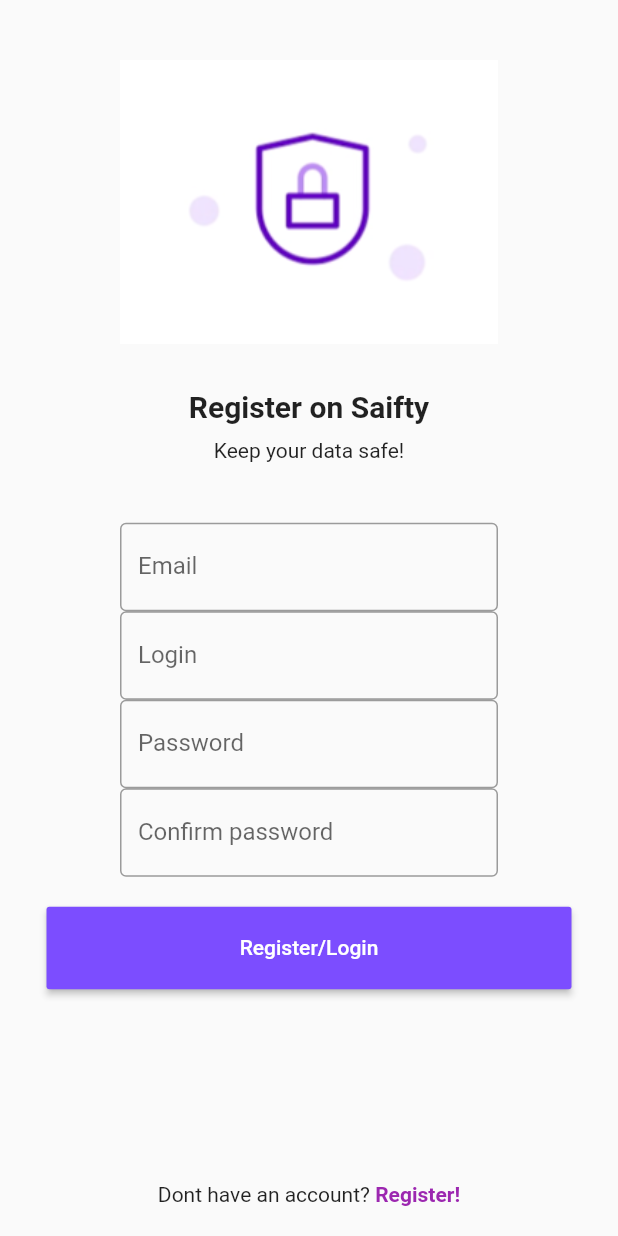
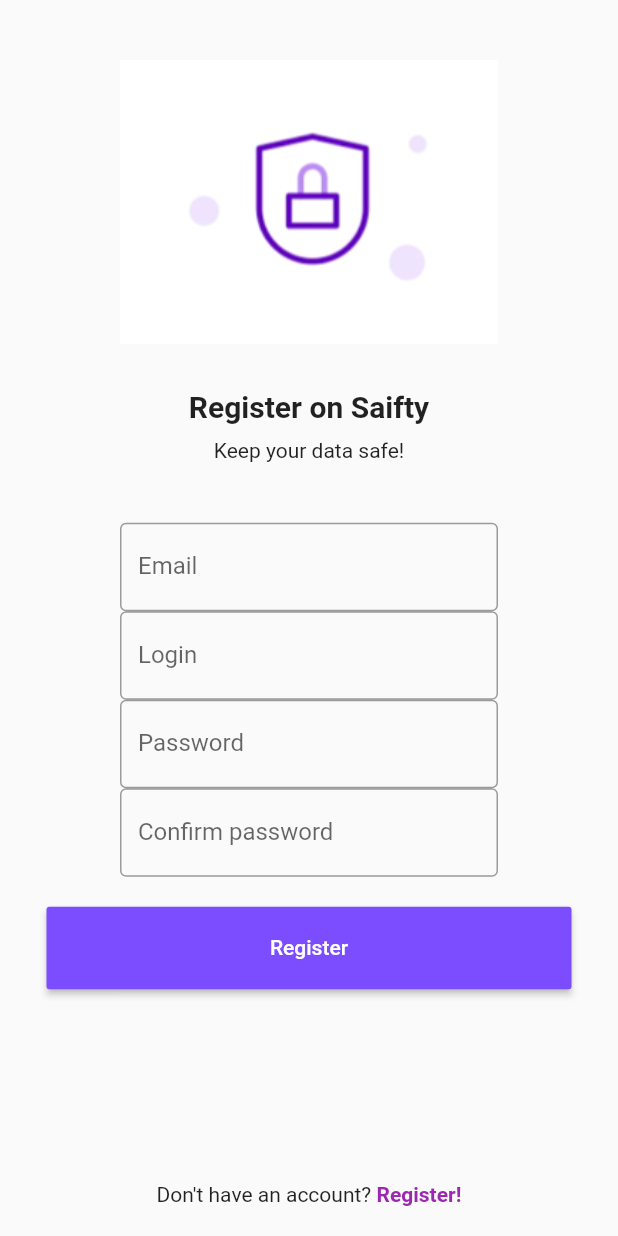
Before and after one commit to KampanieOnline/testproject, a Flutter app: the screen it shows after launch, on a phone screen of 412 x 824 dp. Run offline on Flutter 3.47's test engine with Material 2 defaults, Android fonts, the phone set to English and light mode, and no system bars.

Commit message:
new page: register.dart 4.0

```diff
--- a/lib/action_text.dart
+++ b/lib/action_text.dart
@@ -19,7 +19,7 @@ class ActionText extends StatelessWidget {
       children: [
         Text(normalText),
         InkWell(
-          onTap: () {},
+          onTap: onTextTap,
           child: Text(
             ' $boldText',
             style: TextStyle(
--- a/lib/login.dart
+++ b/lib/login.dart
@@ -2,6 +2,7 @@ import 'package:flutter/material.dart';
 import 'package:testproject/action_text.dart';
 import 'package:testproject/register.dart';
 import 'package:url_launcher/url_launcher.dart';
+import 'action_text.dart';
 
 class Login extends StatelessWidget {
   const Login({Key? key, required Color backgroundColor}) : super(key: key);
@@ -56,7 +57,14 @@ class Login extends StatelessWidget {
             minWidth: 350.0,
             color: Colors.deepPurpleAccent,
             textColor: Colors.white,
-            onPressed: () {},
+            onPressed: () {Navigator.push(
+              context,
+              MaterialPageRoute(
+                builder: (context) => const Register(
+                  backgroundColor: Colors.white,
+                ),
+              ),
+            );},
             child: Text('Login'),
           ),
           SizedBox(height: 5),
@@ -65,12 +73,19 @@ class Login extends StatelessWidget {
           ),
           Spacer(),
           ActionText(
-            normalText: 'Dont have an account?',
+            normalText: 'Don\'t have an account?',
             boldText: 'Register!',
-            onTextTap: () => Navigator.push(
-              context,
-              MaterialPageRoute(builder: (context) => Register(backgroundColor: Colors.white)),
-            )),
+            onTextTap: () {
+              Navigator.push(
+                context,
+                MaterialPageRoute(
+                  builder: (context) => const Register(
+                    backgroundColor: Colors.deepPurpleAccent,
+                  ),
+                ),
+              );
+            },
+          ),
           SizedBox(height: 20),
         ],
       ),
--- a/lib/register.dart
+++ b/lib/register.dart
@@ -3,9 +3,14 @@ import 'package:testproject/login.dart';
 import 'package:url_launcher/url_launcher.dart';
 import 'action_text.dart';
 
-class Register extends StatelessWidget {
+class Register extends StatefulWidget {
   const Register({Key? key, required Color backgroundColor}) : super(key: key);
 
+  @override
+  State<Register> createState() => _RegisterState();
+}
+
+class _RegisterState extends State<Register> {
   @override
   Widget build(BuildContext context) {
     return Scaffold(
@@ -26,42 +31,7 @@ class Register extends StatelessWidget {
           child: Text('Keep your data safe!'),
         ),
         SizedBox(height: 40),
-      Padding(
-        padding: const EdgeInsets.symmetric(horizontal: 80.0),
-        child: TextFormField(
-          decoration: InputDecoration(
-              border: OutlineInputBorder(),
-              labelText: 'Email',
-              hintText: 'Email'),
-        ),
-      ),
-      Padding(
-        padding: const EdgeInsets.symmetric(horizontal: 80.0),
-        child: TextFormField(
-          decoration: InputDecoration(
-              border: OutlineInputBorder(),
-              labelText: 'Login',
-              hintText: 'Login'),
-        ),
-      ),
-      Padding(
-        padding: const EdgeInsets.symmetric(horizontal: 80.0),
-        child: TextFormField(
-          decoration: InputDecoration(
-              border: OutlineInputBorder(),
-              labelText: 'Password',
-              hintText: 'Password'),
-        ),
-      ),
-      Padding(
-        padding: const EdgeInsets.symmetric(horizontal: 80.0),
-        child: TextFormField(
-          decoration: InputDecoration(
-              border: OutlineInputBorder(),
-              labelText: 'Confirm password',
-              hintText: 'Confirm password'),
-        ),
-      ),
+        buildFields(),
         SizedBox(height: 20),
         MaterialButton(
           height: 55.0,
@@ -72,21 +42,68 @@ class Register extends StatelessWidget {
             Navigator.push(
               context,
               MaterialPageRoute(
-                builder: (context) => Login(
+                builder: (context) => const Login(
                   backgroundColor: Colors.white,
-                    )),
+                ),
+              ),
             );
           },
-        child: Text('Register/Login', style: TextStyle(color: Colors.white)),
+          child: Text(
+            'Register',
+            style: TextStyle(color: Colors.white),
+          ),
         ),
         Spacer(),
         ActionText(
-        normalText: 'Dont have an account?',
+          normalText: 'Don\'t have an account?',
           boldText: 'Register!',
           onTextTap: () => Navigator.pop(context),
         ),
         SizedBox(height: 20),
-    ]));
+      ]),
+    );
+  }
+@override
+  void initState() {
+    // TODO: implement initState
+    super.initState();
+    textEditingController.text;
+  }
+final textEditingController = TextEditingController();
+
+  Padding buildFields() {
+    return Padding(
+        padding: const EdgeInsets.symmetric(horizontal: 80.0),
+        child: Column(
+          children: [
+            TextFormField(
+              controller: textEditingController,
+              decoration: InputDecoration(
+                  border: OutlineInputBorder(),
+                  labelText: 'Email',
+                  hintText: 'Email'),
+            ),
+            TextFormField(
+              decoration: InputDecoration(
+                  border: OutlineInputBorder(),
+                  labelText: 'Login',
+                  hintText: 'Login'),
+            ),
+            TextFormField(
+              decoration: InputDecoration(
+                  border: OutlineInputBorder(),
+                  labelText: 'Password',
+                  hintText: 'Password'),
+            ),
+            TextFormField(
+              decoration: InputDecoration(
+                  border: OutlineInputBorder(),
+                  labelText: 'Confirm password',
+                  hintText: 'Confirm password'),
+            ),
+          ],
+        ),
+      );
   }
 
   Future lunchLogin() async {
```
Lines whose indentation alone changed are shown as unchanged.
